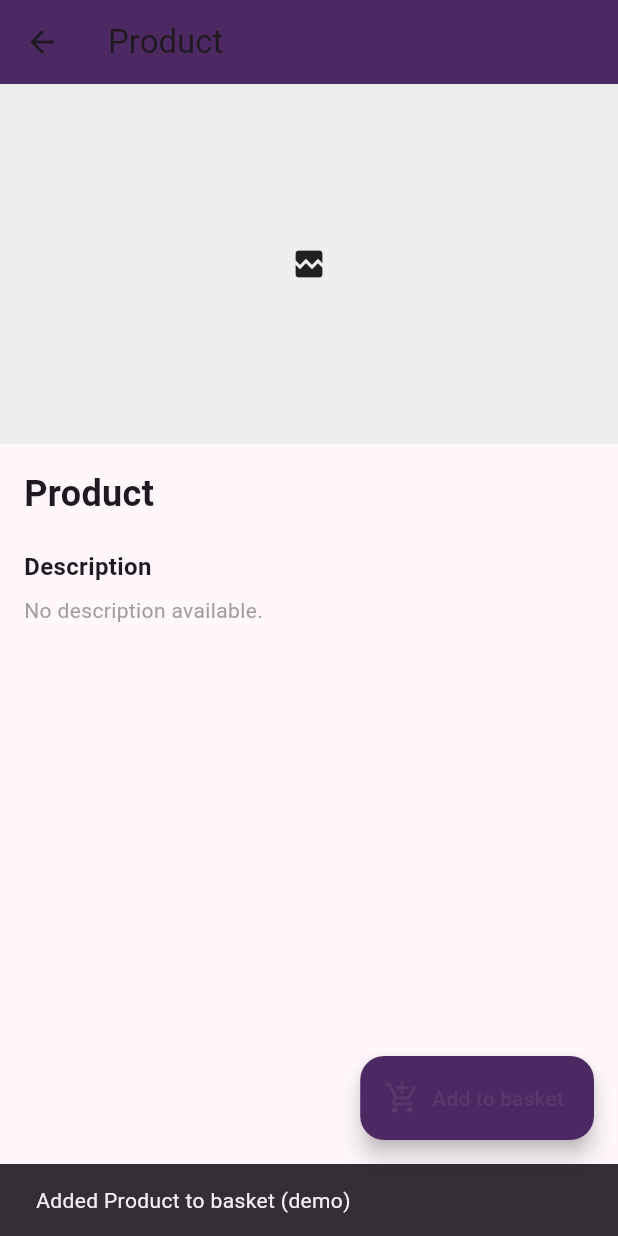
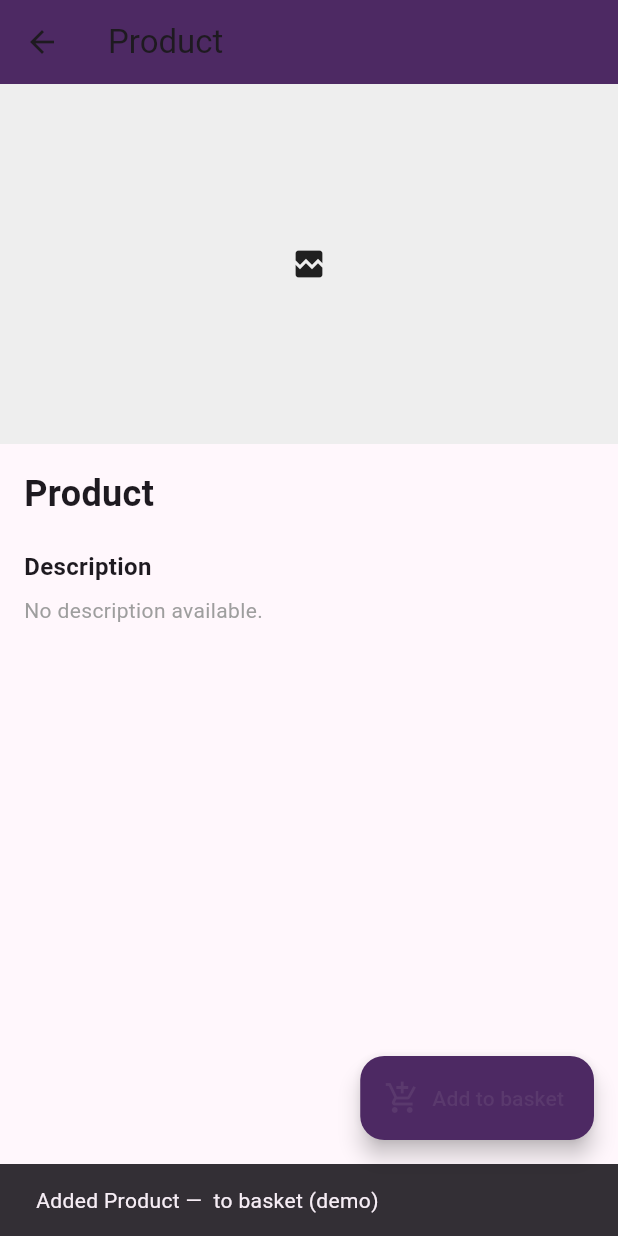
Before and after one commit to Beaujo-sys/Union_Shop, a Flutter app: the ProductPage screen opened directly, after a tap on "Add to basket", on a phone screen of 412 x 824 dp. Run offline on Flutter 3.47's test engine with Material 3 defaults, Android fonts, the phone set to English and light mode, and no system bars; network calls fail.

```diff
--- a/shop-main/lib/product_page.dart
+++ b/shop-main/lib/product_page.dart
@@ -12,23 +12,24 @@ class _ProductPageState extends State<ProductPage> {
   String? _selectedSize;
 
   List<String> _sizesForItem(String title, Map<String, String>? item) {
-    // If the item supplies sizes via a 'sizes' key (comma separated), use that.
     final sizesRaw = item?['sizes'];
     if (sizesRaw != null && sizesRaw.trim().isNotEmpty) {
-      return sizesRaw.split(',').map((s) => s.trim()).where((s) => s.isNotEmpty).toList();
+      return sizesRaw
+          .split(RegExp(r'[;,]')) // support comma or semicolon
+          .map((s) => s.trim())
+          .where((s) => s.isNotEmpty)
+          .toList();
     }
 
-    // Heuristic: if the title looks like a T‑Shirt, provide standard sizes.
+    // Normalize title: remove non-alphanumeric chars so variants like "T‑Shirt" match
     final titleNorm = title.toLowerCase().replaceAll(RegExp(r'[^a-z0-9]'), '');
-    if (titleNorm.contains('tshirt') ||
-        titleNorm.contains('tshirt') ||
-        titleNorm.contains('hoodie')){
+
+    if (titleNorm.contains('tshirt') || titleNorm.contains('hoodie')) {
       return ['S', 'M', 'L', 'XL'];
     }
+
     return [];
   }
-
-
 
   Widget imageWidget(String image) {
     if (image.isEmpty) {
@@ -49,59 +50,63 @@ class _ProductPageState extends State<ProductPage> {
     final item = widget.item;
     final title = item?['title'] ?? 'Product';
     final price = item?['price'] ?? '';
+    final salePrice = item?['salePrice'] ?? '';
     final description = item?['description'] ?? 'No description available.';
     final image = item?['image'] ?? '';
 
     final availableSizes = _sizesForItem(title, item);
-    // Ensure a default selection if sizes exist and none chosen yet
-    if (availableSizes.isNotEmpty && _selectedSize == null) {
-      _selectedSize = availableSizes.first;
-    }
+    final currentSelected = _selectedSize ?? (availableSizes.isNotEmpty ? availableSizes.first : null);
 
     void addToBasketDemo() {
-      final name = title;
-      final sizePart = (availableSizes.isNotEmpty && _selectedSize != null) ? ' (size $_selectedSize)' : '';
+      final chosen = _selectedSize ?? (availableSizes.isNotEmpty ? availableSizes.first : null);
+      final sizeText = chosen != null ? ' (size $chosen)' : '';
+      final usedPrice = salePrice.isNotEmpty ? salePrice : price;
       ScaffoldMessenger.of(context).showSnackBar(
-        SnackBar(content: Text('Added $name$sizePart to basket (demo)')),
+        SnackBar(content: Text('Added $title$sizeText — $usedPrice to basket (demo)')),
       );
-      // TODO: call real basket-add function here
+      // TODO: replace with real basket add logic
     }
 
     return Scaffold(
-      appBar: AppBar(
-        title: Text(title),
-        backgroundColor: const Color(0xFF4d2963),
-      ),
+      appBar: AppBar(title: Text(title), backgroundColor: const Color(0xFF4d2963)),
       body: SingleChildScrollView(
         child: Column(
           crossAxisAlignment: CrossAxisAlignment.start,
           children: [
-            // Image with overlay cart quick-action
-            SizedBox(
-              height: 240,
-              width: double.infinity,
-              child: Stack(
-                fit: StackFit.expand,
-                children: [
-                  imageWidget(image),
-                  // small overlay cart button removed (we keep only the large FAB)
-                ],
-              ),
-            ),
+            imageWidget(image),
             Padding(
               padding: const EdgeInsets.all(16),
               child: Column(crossAxisAlignment: CrossAxisAlignment.start, children: [
                 Text(title, style: const TextStyle(fontSize: 24, fontWeight: FontWeight.bold)),
                 const SizedBox(height: 8),
-                if (price.isNotEmpty) Text(price, style: const TextStyle(fontSize: 18, color: Color(0xFF4d2963))),
+
+                // Price display: show salePrice if present
+                if (salePrice.isNotEmpty)
+                  Row(
+                    children: [
+                      if (price.isNotEmpty)
+                        Text(
+                          price,
+                          style: const TextStyle(fontSize: 16, color: Colors.grey, decoration: TextDecoration.lineThrough),
+                        ),
+                      if (price.isNotEmpty) const SizedBox(width: 8),
+                      Text(
+                        salePrice,
+                        style: const TextStyle(fontSize: 18, color: Colors.redAccent, fontWeight: FontWeight.bold),
+                      ),
+                    ],
+                  )
+                else if (price.isNotEmpty)
+                  Text(price, style: const TextStyle(fontSize: 18, color: Color(0xFF4d2963))),
+
                 const SizedBox(height: 12),
 
-                // Size dropdown (shown only when sizes are available)
+                // Size selector (only when sizes available)
                 if (availableSizes.isNotEmpty) ...[
                   const Text('Size', style: TextStyle(fontSize: 16, fontWeight: FontWeight.w600)),
                   const SizedBox(height: 8),
                   DropdownButtonFormField<String>(
-                    value: _selectedSize,
+                    value: currentSelected,
                     items: availableSizes.map((s) => DropdownMenuItem(value: s, child: Text(s))).toList(),
                     onChanged: (val) => setState(() => _selectedSize = val),
                     decoration: InputDecoration(
```
Also changed, not shown: shop-main/lib/main.dart (+20 -15 lines).
